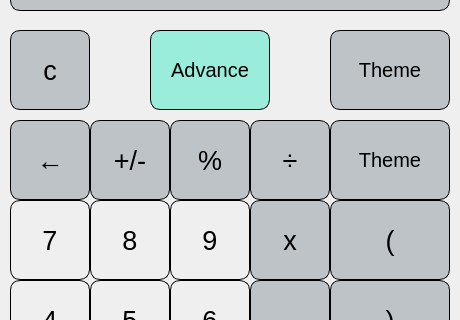
First picture: the form in QT_Calc/mainwindow.ui, repository monika-shaw-cctech/QT-Calculator, before the edit; both pictures show x 0 to 460 and y 150 to 470 of the 460 by 679 pixel window.
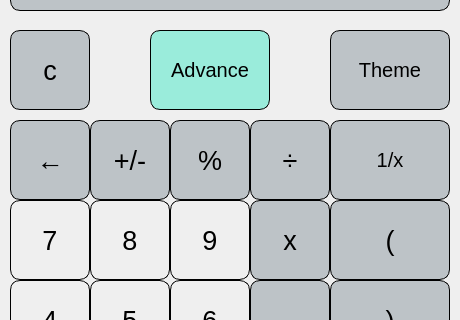
Second picture: the form after the edit.

Commit message: connected all digits

Patch:
```diff
--- a/QT_Calc/mainwindow.ui
+++ b/QT_Calc/mainwindow.ui
@@ -845,7 +845,7 @@
 }</string>
     </property>
     <property name="text">
-     <string>Theme</string>
+     <string>1/x</string>
     </property>
    </widget>
   </widget>
```
Left out of the diff: 25 changed lines with no effect on the pictures. The commit also changes 2 other files.
